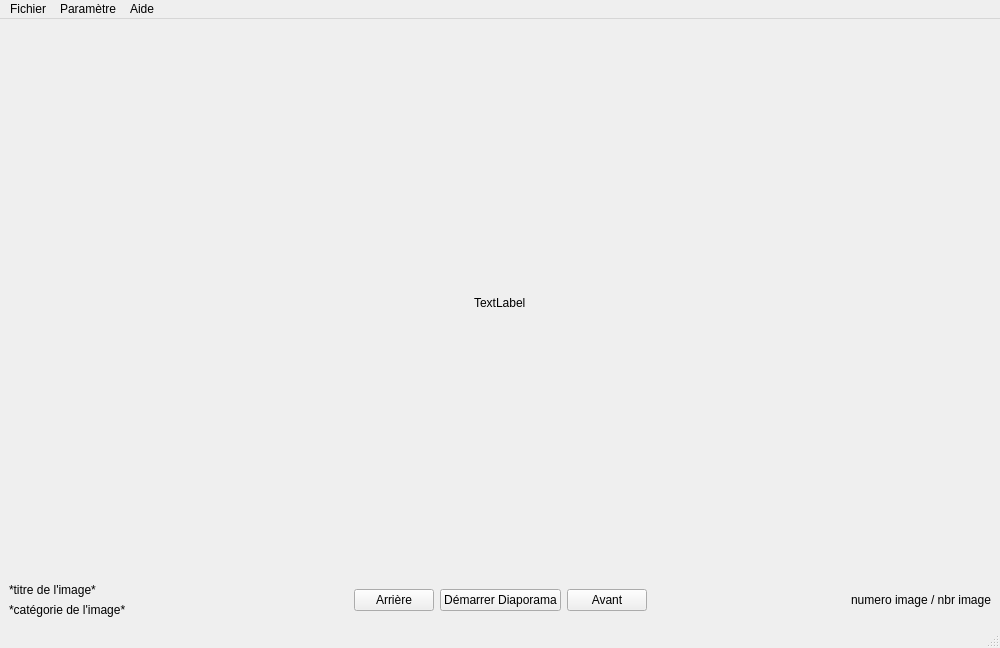
Old version of the form Lecteur-v4/lecteur.ui in the repository SamuelCURRAN0/ProjetQT.
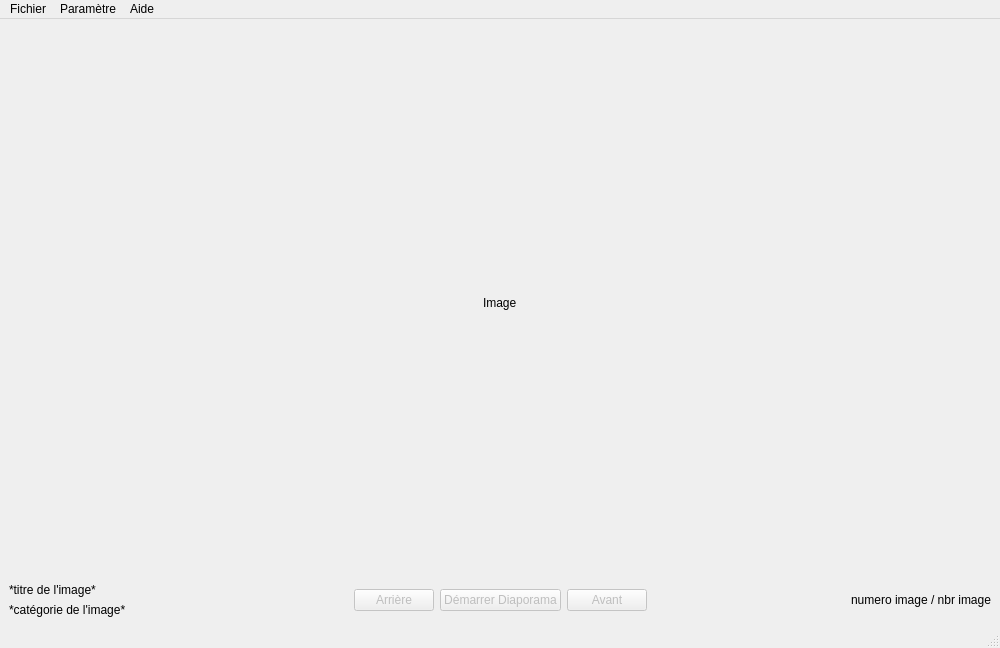
New version of the form.

```diff
--- a/Lecteur-v4/lecteur.ui
+++ b/Lecteur-v4/lecteur.ui
@@ -24,7 +24,7 @@
        </sizepolicy>
       </property>
       <property name="text">
-       <string>TextLabel</string>
+       <string>Image</string>
       </property>
      </widget>
     </item>
@@ -84,7 +84,7 @@
         <item>
          <widget class="QPushButton" name="bArriere">
           <property name="enabled">
-           <bool>true</bool>
+           <bool>false</bool>
           </property>
           <property name="text">
            <string>Arrière</string>
@@ -93,6 +93,9 @@
         </item>
         <item>
          <widget class="QPushButton" name="bModeLecture">
+          <property name="enabled">
+           <bool>false</bool>
+          </property>
           <property name="text">
            <string>Démarrer Diaporama</string>
           </property>
@@ -100,6 +103,9 @@
         </item>
         <item>
          <widget class="QPushButton" name="bAvant">
+          <property name="enabled">
+           <bool>false</bool>
+          </property>
           <property name="text">
            <string>Avant</string>
           </property>
```
Left out of the diff: 14 changed lines with no effect on the pictures.
